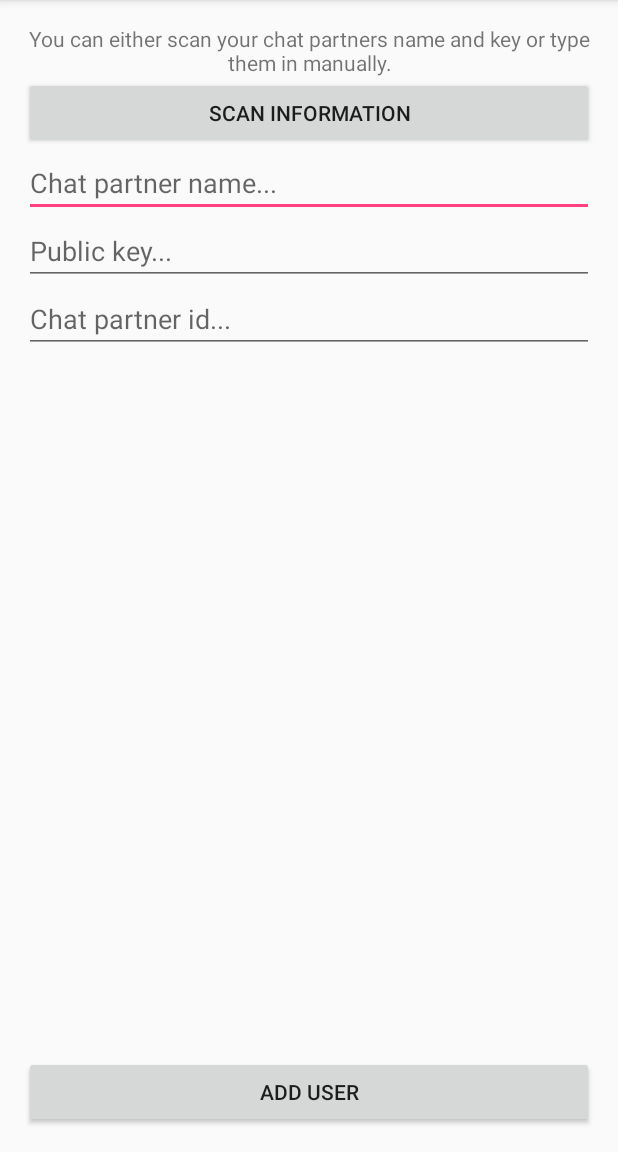
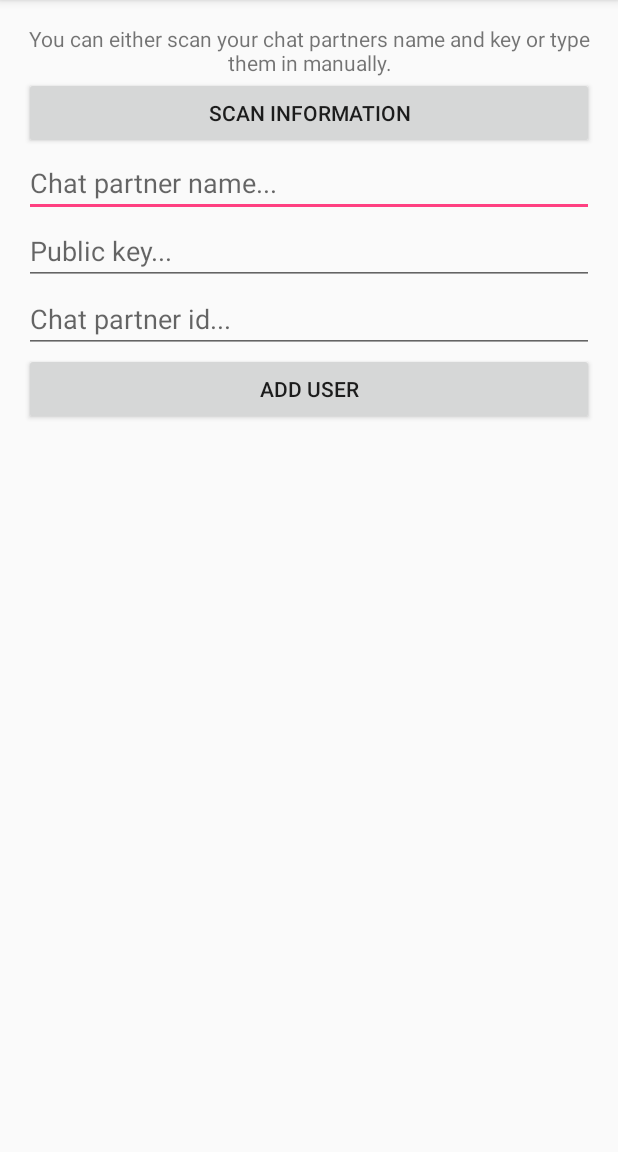
Before and after one commit to joelbu/VS_pascalo_ChatApp, an Android app: the ScanKeyActivity screen opened directly, with no data from a screen before it, on a phone screen of 412 x 824 dp, the part 84-1236 px from its top. Run offline under Robolectric (Android 15) with nearby library versions, the phone set to English and light mode, and no system bars; 1 statement that could not run was skipped.

Commit message:
Added handling for the case where a  chat partner writes us who we don't have in our chats already. Added the ability to add his information straight to the chat. Had to change a few lifecycle things so it would update after returning from changing chat partner info.

```diff
--- a/app/src/main/java/ch/ethz/inf/vs/a4/pascalo/vs_pascalo_chatapp/UI/ScanKeyActivity.java
+++ b/app/src/main/java/ch/ethz/inf/vs/a4/pascalo/vs_pascalo_chatapp/UI/ScanKeyActivity.java
@@ -24,6 +24,7 @@ import ch.ethz.inf.vs.a4.pascalo.vs_pascalo_chatapp.ZXing.IntentResult;
 public class ScanKeyActivity extends AppCompatActivity{
     private ChatService mBoundService;
     private boolean mServiceIsBound;
+    private UUID mChatPartnerID;
     EditText mNameEditText;
     EditText mKeyEditText;
     EditText mIdEditText;
@@ -32,6 +33,9 @@ public class ScanKeyActivity extends AppCompatActivity{
     protected void onCreate(Bundle savedInstanceState) {
         super.onCreate(savedInstanceState);
         setContentView(R.layout.activity_scan_key);
+
+        Intent intent = getIntent();
+        mChatPartnerID = (UUID) intent.getSerializableExtra("userid");
 
         mNameEditText = (EditText) findViewById(R.id.editText_partner_name);
         mKeyEditText = (EditText) findViewById(R.id.editText_public_key);
@@ -48,6 +52,16 @@ public class ScanKeyActivity extends AppCompatActivity{
             mBoundService = ((ChatService.LocalBinder)service).getService();
             Log.d(ChatActivity.class.getSimpleName(), "Service bound");
             mServiceIsBound = true;
+
+            // If we were called with an Id in the intent, that means we are supposed to show
+            // what we know already so it can be changed
+            if (mChatPartnerID != null) {
+                mBoundService.setChatPartner(mChatPartnerID);
+                mIdEditText.setText(mChatPartnerID.toString());
+                mKeyEditText.setText(mBoundService.getPartnerKey());
+                mNameEditText.setText(mBoundService.getPartnerName());
+            }
+
 
             Button scan = (Button) findViewById(R.id.button_scan_chat_partner_info);
             scan.setOnClickListener(new View.OnClickListener() {
@@ -106,7 +120,7 @@ public class ScanKeyActivity extends AppCompatActivity{
     protected void onDestroy() {
         Log.d(ScanKeyActivity.class.getSimpleName(), "onDestroy() called");
         if (mServiceIsBound) {
-            Log.d(ChatActivity.class.getSimpleName(), "unbinding Service");
+            Log.d(ScanKeyActivity.class.getSimpleName(), "unbinding Service");
             unbindService(mConnection);
         }
         super.onDestroy();
--- a/app/src/main/res/layout/activity_chat.xml
+++ b/app/src/main/res/layout/activity_chat.xml
@@ -40,6 +40,7 @@
         android:layout_below="@id/messageList"
         android:layout_alignParentRight="true"
         android:layout_alignParentEnd="true"
+        android:enabled="false"
         android:id="@+id/button_send_messege" />
 
 
--- a/app/src/main/res/layout/activity_scan_key.xml
+++ b/app/src/main/res/layout/activity_scan_key.xml
@@ -18,15 +18,6 @@
         android:layout_alignParentLeft="true"
         android:layout_alignParentStart="true"
         android:id="@+id/button_scan_chat_partner_info" />
-
-    <Button
-        android:text="@string/add_user"
-        android:layout_width="match_parent"
-        android:layout_height="wrap_content"
-        android:layout_alignParentBottom="true"
-        android:layout_alignParentLeft="true"
-        android:layout_alignParentStart="true"
-        android:id="@+id/button_add_chat_partner" />
 
     <TextView
         android:text="@string/scan_or_type_key"
@@ -74,4 +65,13 @@
         android:layout_alignParentStart="true"
         android:id="@+id/editText_partner_id" />
 
+    <Button
+        android:text="@string/add_user"
+        android:layout_width="match_parent"
+        android:layout_height="wrap_content"
+        android:id="@+id/button_add_chat_partner"
+        android:layout_below="@+id/editText_partner_id"
+        android:layout_alignParentLeft="true"
+        android:layout_alignParentStart="true" />
+
 </RelativeLayout>
--- a/app/src/main/res/menu/overflow_chat.xml
+++ b/app/src/main/res/menu/overflow_chat.xml
@@ -9,8 +9,12 @@
         android:title="@string/show_partner_key"
         android:orderInCategory="2" />
 
+    <item android:id="@+id/add_partner_info"
+        android:title="@string/add_partner_info"
+        android:orderInCategory="3" />
+
     <item android:id="@+id/forget_user"
         android:title="@string/forget_user"
-        android:orderInCategory="2" />
+        android:orderInCategory="4" />
 
 </menu>
--- a/app/src/main/res/values/strings.xml
+++ b/app/src/main/res/values/strings.xml
@@ -11,6 +11,7 @@
     <string name="local_service_disconnected">Disconnected from ChatApp Service</string>
     <string name="forget_user">Forget User</string>
     <string name="show_partner_key">Show Partner Key</string>
+    <string name="add_partner_info">Add Partner Info</string>
     <string name="generate_new_key_btn">Generate new key</string>
     <string name="edit_text_username">Username</string>
     <string name="scan_chat_partner_info">Scan Information</string>
```
Also changed, not shown: app/src/main/java/ch/ethz/inf/vs/a4/pascalo/vs_pascalo_chatapp/Chat.java (+13 -0 lines), app/src/main/java/ch/ethz/inf/vs/a4/pascalo/vs_pascalo_chatapp/ChatService.java (+22 -2 lines), app/src/main/java/ch/ethz/inf/vs/a4/pascalo/vs_pascalo_chatapp/ChatsHolder.java (+20 -9 lines), app/src/main/java/ch/ethz/inf/vs/a4/pascalo/vs_pascalo_chatapp/UI/ChatActivity.java (+23 -9 lines).
